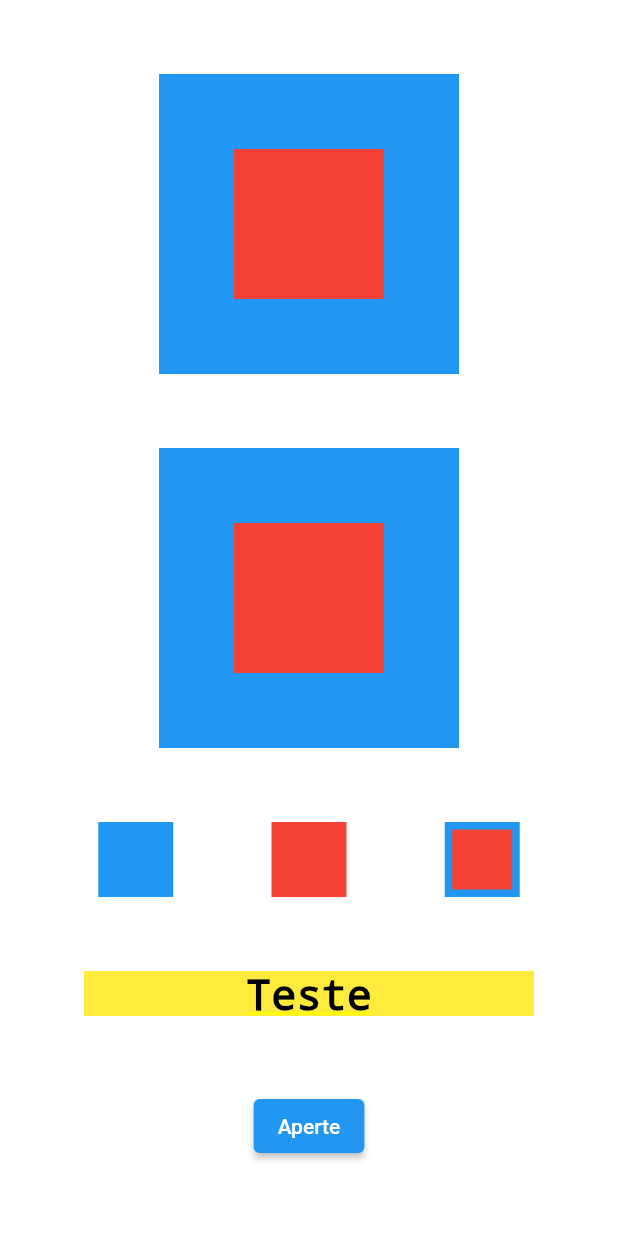
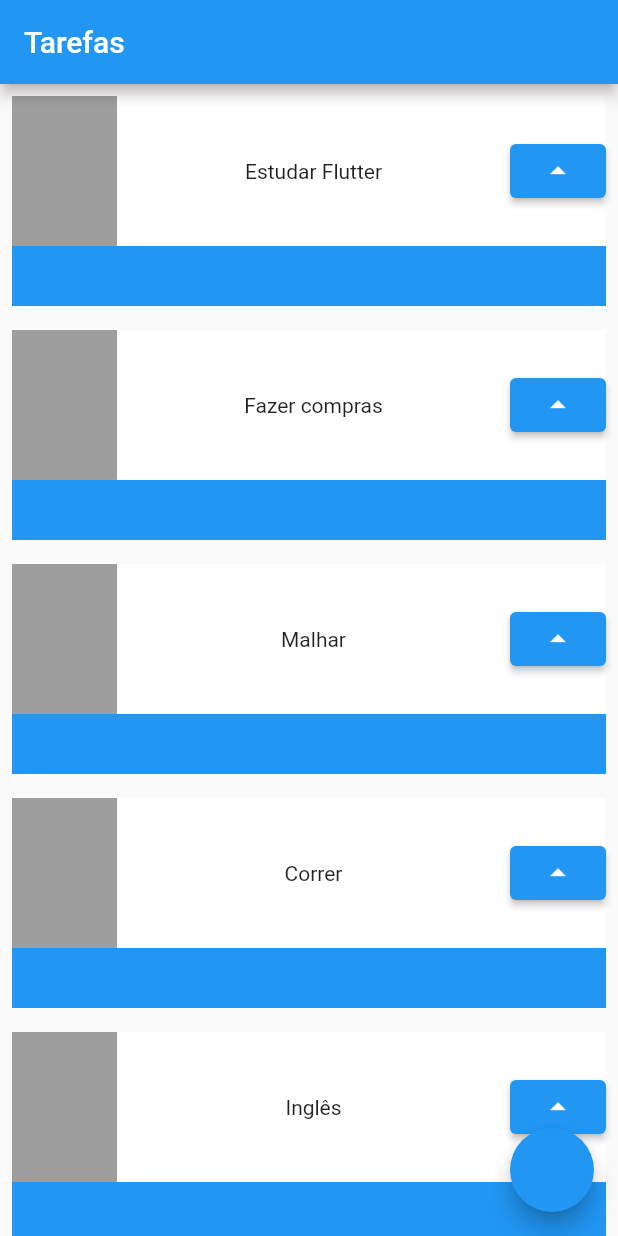
Before and after one commit to brunofelixf/flutter-study, a Flutter app: the screen it shows after launch, on a phone screen of 412 x 824 dp. Run offline on Flutter 3.47's test engine with Material 2 defaults, Android fonts, the phone set to English and light mode, and no system bars.

Commit message:
feat: add task list exemple

```diff
--- a/lib/main.dart
+++ b/lib/main.dart
@@ -14,56 +14,59 @@ class MyApp extends StatelessWidget {
         theme: ThemeData(
           primarySwatch: Colors.blue,
         ),
-        home: Container(
-          color: Colors.white,
-          child: Column(
-            mainAxisAlignment: MainAxisAlignment.spaceEvenly,
-            crossAxisAlignment: CrossAxisAlignment.center,
-            children: [
-              Stack(
-                alignment: AlignmentDirectional.center,
-                children: [
-                  Container(color: Colors.blue, width: 200, height: 200),
-                  Container(color: Colors.red, width: 100, height: 100)
+        home: Scaffold(
+          appBar: AppBar(
+            title: Text('Tarefas'),
+          ),
+          body: ListView(
+            children: const [
+              Task('Estudar Flutter'),
+              Task('Fazer compras'),
+              Task('Malhar'),
+              Task('Correr'),
+              Task('Inglês'),
+              Task('Ler'),
             ],
           ),
-              Stack(
-                alignment: AlignmentDirectional.center,
+          floatingActionButton: FloatingActionButton(onPressed: () {
+            print('Apertou');
+          }),
+        ));
+  }
+}
+
+class Task extends StatelessWidget {
+  final String nome;
+  const Task(this.nome, {Key? key}) : super(key: key);
+
+  @override
+  Widget build(BuildContext context) {
+    return Padding(
+      padding: const EdgeInsets.all(8.0),
+      child: Container(
+        child: Stack(
           children: [
-                  Container(color: Colors.blue, width: 200, height: 200),
-                  Container(color: Colors.red, width: 100, height: 100)
+            Container(color: Colors.blue, height: 140),
+            Container(
+              color: Colors.white,
+              height: 100,
+              child: Row(
+                mainAxisAlignment: MainAxisAlignment.spaceBetween,
+                children: [
+                  Container(
+                    color: Colors.grey,
+                    width: 70,
+                    height: 100,
+                  ),
+                  Text(nome),
+                  ElevatedButton(
+                      onPressed: () {}, child: Icon(Icons.arrow_drop_up))
                 ],
               ),
-              Row(
-                mainAxisAlignment: MainAxisAlignment.spaceEvenly,
-                children: [
-                  Container(color: Colors.blue, width: 50, height: 50),
-                  Container(color: Colors.red, width: 50, height: 50),
-                  Stack(
-                    alignment: AlignmentDirectional.center,
-                    children: [
-                      Container(color: Colors.blue, width: 50, height: 50),
-                      Container(color: Colors.red, width: 40, height: 40),
-                    ],
             )
           ],
         ),
-              Container(
-                color: Colors.yellow,
-                width: 300,
-                height: 30,
-                child: Text(
-                    'Teste',
-                    style: TextStyle(color: Colors.black, fontSize: 28),
-                    textAlign: TextAlign.center,
       ),
-              ),
-              ElevatedButton(
-                onPressed: () {print('Apertou');},
-                child: Text('Aperte'),
-              )
-            ],
-          ),
-        ));
+    );
   }
 }
```
Also changed, not shown: lib/test_1.dart (added, +51 -0 lines). Lines whose indentation alone changed are shown as unchanged.
